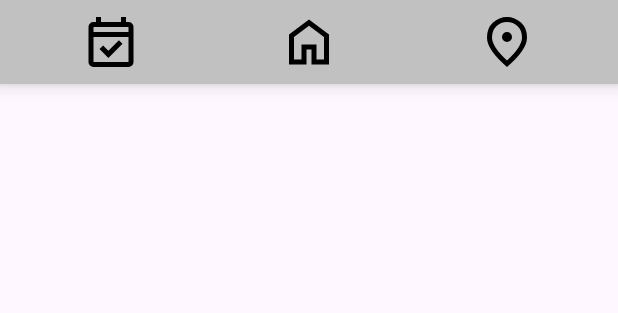
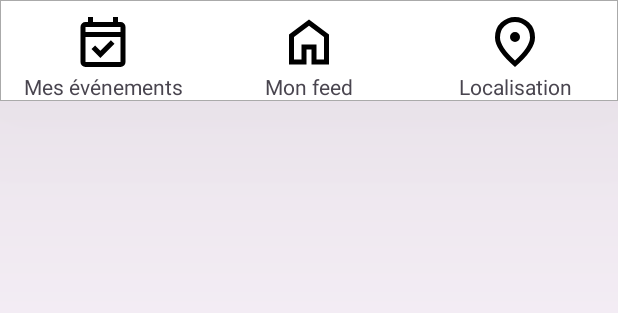
Before and after one commit to mantoniu/Divertech, an Android app: the layout fragment_foot_menu.xml on its own in the app's theme, with its tools: preview values and no code run, on a phone screen of 412 x 824 dp. Shown: the top 313 px of the screen. Run offline under Robolectric (Android 15) with nearby library versions, the phone set to English and light mode, and no system bars.

Commit message:
refactor: navbar

```diff
--- a/divertech/app/src/main/java/Si3/divertech/FootMenu.java
+++ b/divertech/app/src/main/java/Si3/divertech/FootMenu.java
@@ -1,12 +1,15 @@
 package Si3.divertech;
 
 import android.content.Context;
+import android.graphics.drawable.Drawable;
 import android.os.Bundle;
 import android.view.LayoutInflater;
 import android.view.View;
 import android.view.ViewGroup;
 import android.widget.ImageView;
 
+import androidx.constraintlayout.widget.ConstraintLayout;
+import androidx.core.graphics.drawable.DrawableCompat;
 import androidx.fragment.app.Fragment;
 
 import java.util.ArrayList;
@@ -16,8 +19,13 @@ import java.util.List;
 public class FootMenu extends Fragment {
     private ClickableActivity activity;
     private String attachedActivity;
-    List<Integer> elements = List.of(R.id.homeIcon,R.id.locationIcon,R.id.eventIcon);
-    List<ImageView> buttons = new ArrayList<>();
+    List<Integer> elements = List.of(R.id.homeLayout,R.id.locationLayout,R.id.eventLayout);
+    List<ConstraintLayout> buttons = new ArrayList<>();
+    List<Integer> borders = List.of(R.id.feedborderTop,R.id.locationBorderTop,R.id.eventborderTop);
+
+    List<Integer> images = List.of(R.id.homeIcon,R.id.locationIcon,R.id.eventIcon);
+
+
 
     public FootMenu() {
         // Required empty public constructor
@@ -26,16 +34,34 @@ public class FootMenu extends Fragment {
     @Override
     public void onCreate(Bundle savedInstanceState) {
         super.onCreate(savedInstanceState);
+
     }
 
     @Override
     public View onCreateView(LayoutInflater inflater, ViewGroup container, Bundle savedInstance){
         View root =  inflater.inflate(R.layout.fragment_foot_menu,container,false);
+        List<Drawable> drawables= List.of(getResources().getDrawable(R.drawable.home),getResources().getDrawable(R.drawable.location),getResources().getDrawable(R.drawable.agenda));
+
         int n = requireArguments().getInt("page",1);
         for (int i=0;i<elements.size() ;i++){
             buttons.add(root.findViewById(elements.get(i)));
             int finalI = i+1;
-            buttons.get(i).setOnClickListener(click-> activity.onCick(finalI,n));
+            if(n == finalI) {
+                root.findViewById(borders.get(i)).setVisibility(View.VISIBLE);
+                Drawable drawable = drawables.get(i);
+                drawable.setTint(getResources().getColor(R.color.mediumPurple));
+                ((ImageView)root.findViewById(images.get(i))).setImageDrawable(drawable);
+            }
+            else{
+                Drawable drawable = drawables.get(i);
+                drawable.setTint(getResources().getColor(R.color.black));
+                ((ImageView)root.findViewById(images.get(i))).setImageDrawable(drawable);
+            }
+
+            buttons.get(i).setOnClickListener(click-> {
+                activity.onCick(finalI,n);
+
+            });
         }
         return root;
     }
--- /dev/null
+++ b/divertech/app/src/main/res/drawable/nav_background.xml
@@ -0,0 +1,9 @@
+<shape xmlns:android="http://schemas.android.com/apk/res/android">
+    <!-- Background color -->
+    <solid android:color="@android:color/white" />
+
+    <!-- Top 1px stroke -->
+    <stroke
+        android:width="1px"
+        android:color="@android:color/darker_gray" />
+</shape>
--- a/divertech/app/src/main/res/layout/fragment_foot_menu.xml
+++ b/divertech/app/src/main/res/layout/fragment_foot_menu.xml
@@ -3,29 +3,133 @@ android:id="@+id/footer"
     android:layout_width="match_parent"
     android:layout_height="wrap_content"
     android:orientation="horizontal"
-android:background="#C1C1C1"
-android:padding="8dp"
-android:elevation="8dp"
+    android:background="@drawable/nav_background"
+
+    android:elevation="200dp"
     android:layout_alignParentBottom="true">
 
+    <androidx.constraintlayout.widget.ConstraintLayout
+        xmlns:app="http://schemas.android.com/apk/res-auto"
+        android:id="@+id/eventLayout"
+        android:layout_width="100dp"
+        android:layout_height="match_parent"
+        android:layout_weight="1">
+
+        <View
+            android:layout_width="match_parent"
+            android:layout_height="3dp"
+            android:id="@+id/eventborderTop"
+            android:background="@color/mediumPurple"
+            android:visibility="invisible"
+            app:layout_constraintStart_toStartOf="parent"
+            app:layout_constraintEnd_toEndOf="parent"
+            app:layout_constraintTop_toTopOf="parent" />
+
+
         <ImageView
+            android:layout_marginTop="8dp"
             android:id="@+id/eventIcon"
             android:layout_width="40dp"
             android:layout_height="40dp"
             android:src="@drawable/agenda"
-    android:layout_weight="1"/>
+            app:layout_constraintStart_toStartOf="parent"
+            app:layout_constraintEnd_toEndOf="parent"
+            app:layout_constraintTop_toTopOf="parent"
+            app:layout_constraintBottom_toTopOf="@id/eventText" />
+            />
+
+        <TextView
+            android:id="@+id/eventText"
+            android:layout_width="wrap_content"
+            android:layout_height="wrap_content"
+            android:text="@string/mes_v_nements"
+            app:layout_constraintStart_toStartOf="parent"
+            app:layout_constraintEnd_toEndOf="parent"
+            app:layout_constraintTop_toBottomOf="@id/eventIcon"
+            app:layout_constraintBottom_toBottomOf="parent" />
+
+    </androidx.constraintlayout.widget.ConstraintLayout>
+
+
+    <androidx.constraintlayout.widget.ConstraintLayout
+        xmlns:app="http://schemas.android.com/apk/res-auto"
+        android:id="@+id/homeLayout"
+        android:layout_width="100dp"
+        android:layout_height="match_parent"
+        android:layout_weight="1">
+
+        <View
+            android:layout_width="match_parent"
+            android:layout_height="3dp"
+            android:id="@+id/feedborderTop"
+            android:background="@color/mediumPurple"
+            android:visibility="invisible"
+            app:layout_constraintStart_toStartOf="parent"
+            app:layout_constraintEnd_toEndOf="parent"
+            app:layout_constraintTop_toTopOf="parent" />
 
         <ImageView
+            android:layout_marginTop="8dp"
             android:id="@+id/homeIcon"
             android:layout_width="40dp"
             android:layout_height="40dp"
             android:src="@drawable/home"
-    android:layout_weight="1"/>
+            app:layout_constraintStart_toStartOf="parent"
+            app:layout_constraintEnd_toEndOf="parent"
+            app:layout_constraintTop_toTopOf="parent"
+            app:layout_constraintBottom_toTopOf="@id/homeText"
+            />
+
+        <TextView
+            android:id="@+id/homeText"
+            android:layout_width="wrap_content"
+            android:layout_height="wrap_content"
+            android:text="@string/mon_feed"
+            app:layout_constraintStart_toStartOf="parent"
+            app:layout_constraintEnd_toEndOf="parent"
+            app:layout_constraintTop_toBottomOf="@id/homeIcon"
+            app:layout_constraintBottom_toBottomOf="parent" />
+
+    </androidx.constraintlayout.widget.ConstraintLayout>
+
+    <androidx.constraintlayout.widget.ConstraintLayout
+        xmlns:app="http://schemas.android.com/apk/res-auto"
+        android:id="@+id/locationLayout"
+        android:layout_width="100dp"
+        android:layout_height="match_parent"
+        android:layout_weight="1">
+
+        <View
+            android:layout_width="match_parent"
+            android:layout_height="3dp"
+            android:id="@+id/locationBorderTop"
+            android:background="@color/mediumPurple"
+            android:visibility="invisible"
+            app:layout_constraintStart_toStartOf="parent"
+            app:layout_constraintEnd_toEndOf="parent"
+            app:layout_constraintTop_toTopOf="parent" />
 
         <ImageView
+            android:layout_marginTop="8dp"
             android:id="@+id/locationIcon"
             android:layout_width="40dp"
             android:layout_height="40dp"
             android:src="@drawable/location"
-    android:layout_weight="1"/>
+            app:layout_constraintStart_toStartOf="parent"
+            app:layout_constraintEnd_toEndOf="parent"
+            app:layout_constraintTop_toTopOf="parent"
+            app:layout_constraintBottom_toTopOf="@id/locationText"
+            />
+
+        <TextView
+            android:id="@+id/locationText"
+            android:layout_width="wrap_content"
+            android:layout_height="wrap_content"
+            android:text="@string/localisation"
+            app:layout_constraintStart_toStartOf="parent"
+            app:layout_constraintEnd_toEndOf="parent"
+            app:layout_constraintTop_toBottomOf="@id/locationIcon"
+            app:layout_constraintBottom_toBottomOf="parent" />
+
+    </androidx.constraintlayout.widget.ConstraintLayout>
 </LinearLayout>
--- a/divertech/app/src/main/res/layout/fragment_header_menu.xml
+++ b/divertech/app/src/main/res/layout/fragment_header_menu.xml
@@ -6,9 +6,10 @@
     xmlns:app="http://schemas.android.com/apk/res-auto"
     android:orientation="horizontal"
     tools:context=".HeaderMenu"
+    android:elevation="200dp"
     android:padding="8dp"
     android:layout_alignParentTop="true"
-    android:background="@drawable/separatedline">
+    android:background="@drawable/nav_background">
 
 
     <ImageView
--- a/divertech/app/src/main/res/values/strings.xml
+++ b/divertech/app/src/main/res/values/strings.xml
@@ -141,6 +141,9 @@
     <string name="exemple_johndoe_gmail_com">exemple : johndoe@gmail.com</string>
     <string name="les_champs_ci_dessous_sont_obligatoires">les champs ci-dessous sont obligatoires</string>
     <string name="choisir_une_langue_pour_l_application">Choisir une langue pour l\'application</string>
+    <string name="mes_v_nements">Mes événements</string>
+    <string name="mon_feed">Mon feed</string>
+    <string name="localisation">Localisation</string>
 
 
 </resources>
```
Lines whose indentation alone changed are shown as unchanged.
